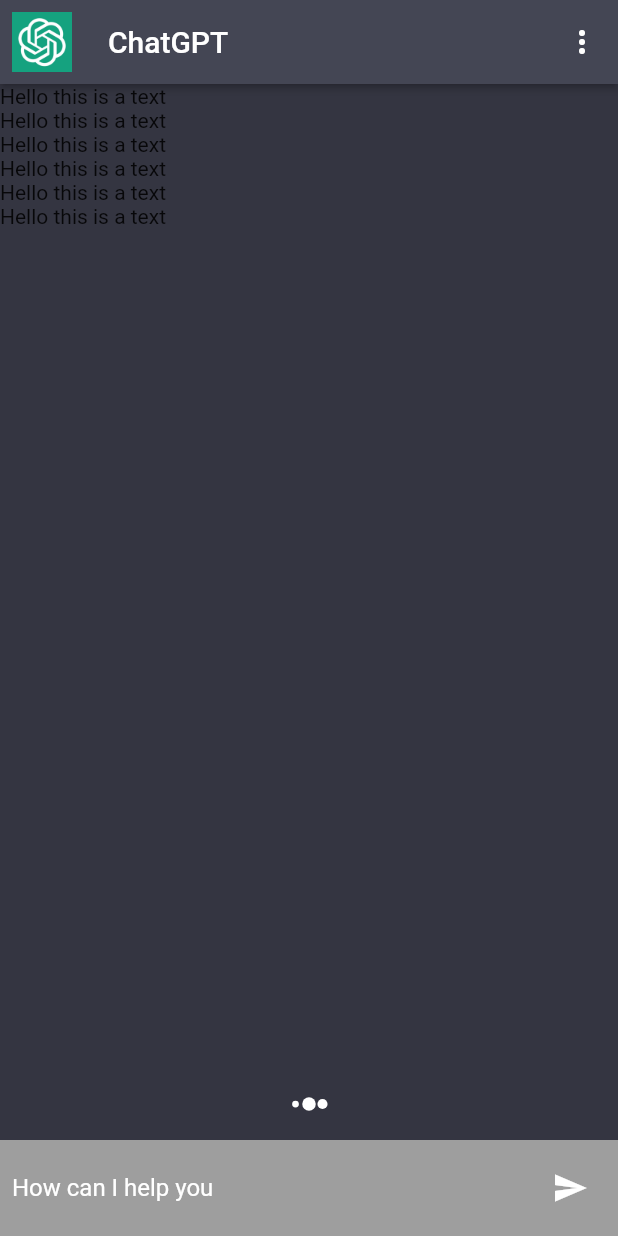
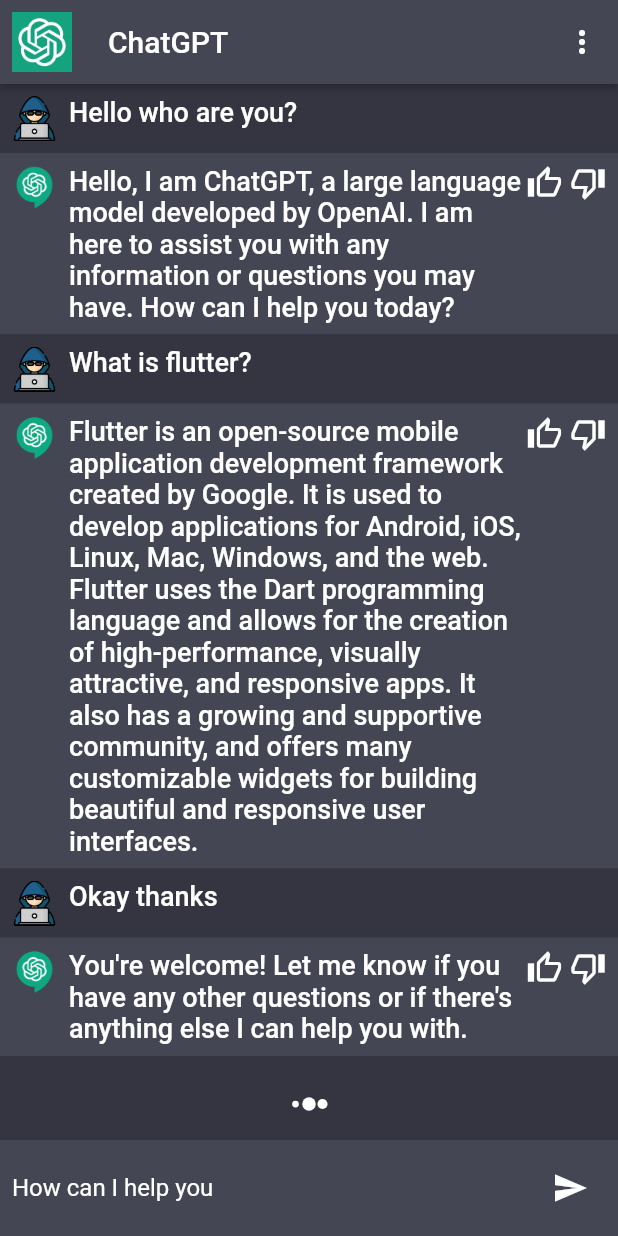
Before and after one commit to ruiteng2021/Chat_GPT_Course, a Flutter app: the screen it shows after launch, on a phone screen of 412 x 824 dp. Run offline on Flutter 3.47's test engine with Material 2 defaults, Android fonts, the phone set to English and light mode, and no system bars; our stand-ins replace flutter_spinkit.

Commit message:
Add chat decoration

```diff
--- a/lib/constants/constants.dart
+++ b/lib/constants/constants.dart
@@ -2,3 +2,33 @@
 
 Color scaffoldBackgroundColor = const Color(0xFF343541);
 Color cardColor = const Color(0xFF444654);
+
+final chatMessages = [
+  {
+    "msg": "Hello who are you?",
+    "chatIndex": 0,
+  },
+  {
+    "msg":
+        "Hello, I am ChatGPT, a large language model developed by OpenAI. I am here to assist you with any information or questions you may have. How can I help you today?",
+    "chatIndex": 1,
+  },
+  {
+    "msg": "What is flutter?",
+    "chatIndex": 0,
+  },
+  {
+    "msg":
+        "Flutter is an open-source mobile application development framework created by Google. It is used to develop applications for Android, iOS, Linux, Mac, Windows, and the web. Flutter uses the Dart programming language and allows for the creation of high-performance, visually attractive, and responsive apps. It also has a growing and supportive community, and offers many customizable widgets for building beautiful and responsive user interfaces.",
+    "chatIndex": 1,
+  },
+  {
+    "msg": "Okay thanks",
+    "chatIndex": 0,
+  },
+  {
+    "msg":
+        "You're welcome! Let me know if you have any other questions or if there's anything else I can help you with.",
+    "chatIndex": 1,
+  },
+];
--- a/lib/screens/chat_screen.dart
+++ b/lib/screens/chat_screen.dart
@@ -1,4 +1,6 @@
+import 'package:chatgpt_course/constants/constants.dart';
 import 'package:chatgpt_course/services/assets_manager.dart';
+import 'package:chatgpt_course/widgets/chat_widget.dart';
 import 'package:flutter/material.dart';
 import 'package:flutter_spinkit/flutter_spinkit.dart';
 
@@ -53,7 +55,12 @@
               child: ListView.builder(
                 itemCount: 6,
                 itemBuilder: (context, index) {
-                  return const Text("Hello this is a text");
+                  return ChatWidget(
+                    msg: chatMessages[index]["msg"].toString(),
+                    chatIndex: int.parse(
+                      chatMessages[index]["chatIndex"].toString(),
+                    ),
+                  );
                 },
               ),
             ),
@@ -66,7 +73,7 @@
                 height: 15,
               ),
               Material(
-                color: Colors.grey,
+                color: cardColor,
                 child: Padding(
                   padding: const EdgeInsets.all(8.0),
                   child: Row(
--- /dev/null
+++ b/lib/widgets/chat_widget.dart
@@ -0,0 +1,61 @@
+import 'package:chatgpt_course/constants/constants.dart';
+import 'package:chatgpt_course/services/assets_manager.dart';
+import 'package:chatgpt_course/widgets/text_widget.dart';
+import 'package:flutter/material.dart';
+
+class ChatWidget extends StatelessWidget {
+  const ChatWidget({super.key, required this.msg, required this.chatIndex});
+
+  final String msg;
+  final int chatIndex;
+  @override
+  Widget build(BuildContext context) {
+    return Column(
+      children: [
+        Material(
+          color: chatIndex == 0 ? scaffoldBackgroundColor : cardColor,
+          child: Padding(
+            padding: const EdgeInsets.all(8.0),
+            child: Row(
+              crossAxisAlignment: CrossAxisAlignment.start,
+              children: [
+                Image.asset(
+                  chatIndex == 0
+                      ? AssetsManager.userImage
+                      : AssetsManager.botImage,
+                  height: 30,
+                  width: 30,
+                ),
+                const SizedBox(
+                  width: 8,
+                ),
+                Expanded(
+                  child: TextWidget(
+                    label: msg,
+                  ),
+                ),
+                chatIndex == 0
+                    ? const SizedBox.shrink()
+                    : Row(
+                        mainAxisAlignment: MainAxisAlignment.end,
+                        mainAxisSize: MainAxisSize.min,
+                        children: const [
+                          Icon(
+                            Icons.thumb_up_alt_outlined,
+                            color: Colors.white,
+                          ),
+                          SizedBox(
+                            width: 5,
+                          ),
+                          Icon(Icons.thumb_down_alt_outlined,
+                              color: Colors.white),
+                        ],
+                      )
+              ],
+            ),
+          ),
+        )
+      ],
+    );
+  }
+}
--- /dev/null
+++ b/lib/widgets/text_widget.dart
@@ -0,0 +1,28 @@
+import 'package:flutter/material.dart';
+
+class TextWidget extends StatelessWidget {
+  const TextWidget(
+      {Key? key,
+      required this.label,
+      this.fontSize = 18,
+      this.color,
+      this.fontWeight})
+      : super(key: key);
+
+  final String label;
+  final double fontSize;
+  final Color? color;
+  final FontWeight? fontWeight;
+  @override
+  Widget build(BuildContext context) {
+    return Text(
+      label,
+      // textAlign: TextAlign.justify,
+      style: TextStyle(
+        color: color ?? Colors.white,
+        fontSize: fontSize,
+        fontWeight: fontWeight ?? FontWeight.w500,
+      ),
+    );
+  }
+}
```
